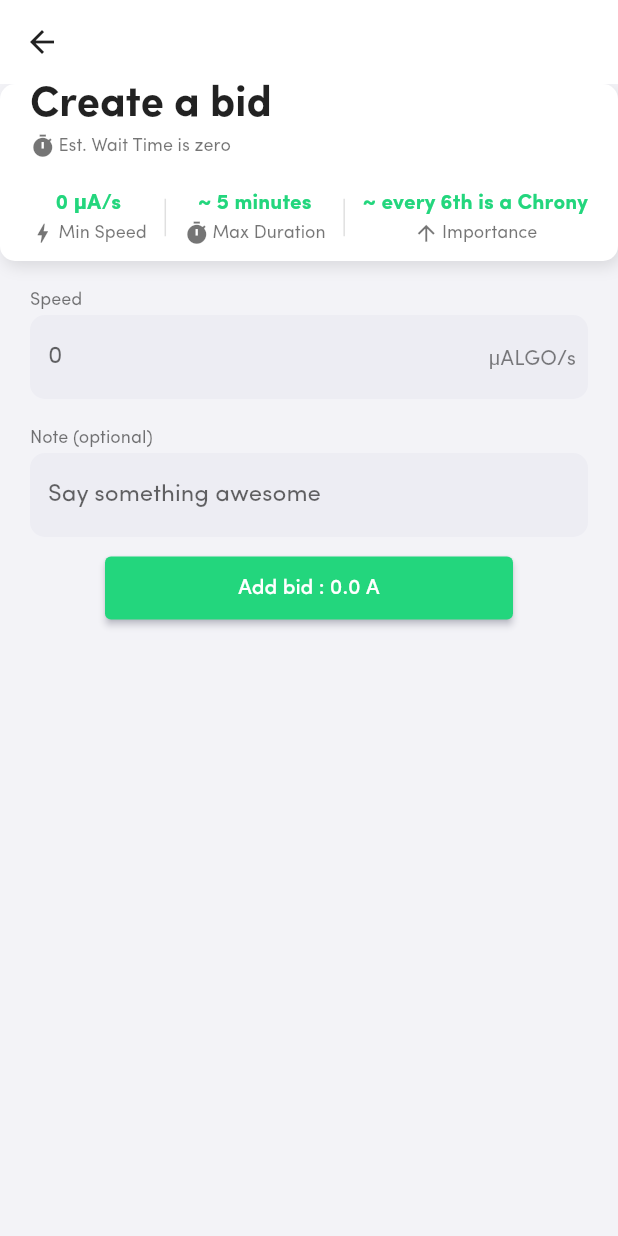
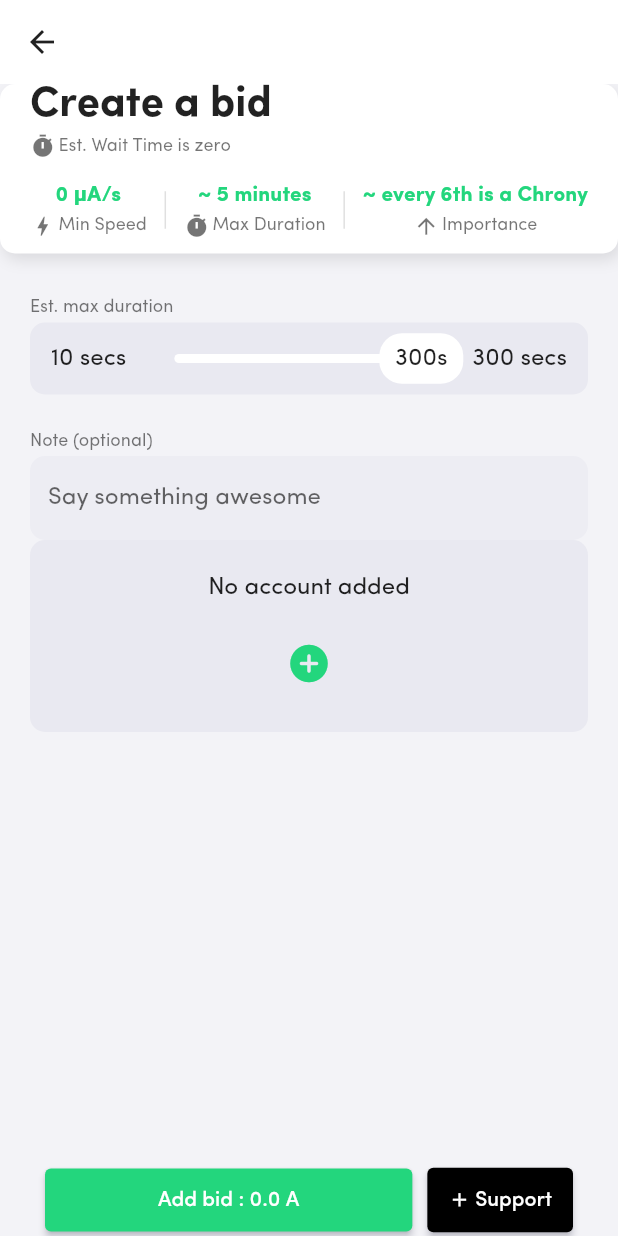
Before and after one commit to 2i2i/app_2i2i, a Flutter app: the CreateBidPage screen opened directly with empty values, on a phone screen of 412 x 824 dp. Run offline on Flutter 3.47's test engine with Material 2 defaults, Android fonts, the phone set to English and light mode, and no system bars; our stand-ins replace cached_network_image, cloud_firestore, cloud_functions, dio, equatable, expansion_tile_card and 12 more; missing offline and left inert: algorand_dart, animate_countdown_text, flutter_webrtc, flutterfire_ui, walletconnect_dart; accounts and stored records are empty; network calls fail.

Commit message:
add support

```diff
--- a/lib/ui/commons/custom_text_field.dart
+++ b/lib/ui/commons/custom_text_field.dart
@@ -7,13 +7,16 @@ class CustomTextField extends StatelessWidget {
   final Widget? suffixIcon;
   final ValueChanged<String>? onChanged;
   final TextEditingController? controller;
-
+  final AutovalidateMode? autovalidateMode;
+  final FormFieldValidator<String>? validator;
   const CustomTextField(
       {Key? key,
       required this.title,
       this.hintText,
       this.prefixIcon,
+      this.validator,
       this.suffixIcon,
+      this.autovalidateMode,
       this.controller, this.onChanged})
       : super(key: key);
 
@@ -30,6 +33,8 @@ class CustomTextField extends StatelessWidget {
         SizedBox(height: 4),
         TextFormField(
           controller: controller,
+          autovalidateMode: autovalidateMode,
+          validator: validator,
           autofocus: false,
           style: Theme.of(context)
               .textTheme
--- a/lib/ui/screens/create_bid/create_bid_page.dart
+++ b/lib/ui/screens/create_bid/create_bid_page.dart
@@ -64,8 +64,7 @@ class CreateBidPage extends ConsumerStatefulWidget {
   _CreateBidPageState createState() => _CreateBidPageState();
 }
 
-class _CreateBidPageState extends ConsumerState<CreateBidPage>
-    with SingleTickerProviderStateMixin {
+class _CreateBidPageState extends ConsumerState<CreateBidPage> with SingleTickerProviderStateMixin {
   AbstractAccount? account;
   Quantity amount = Quantity(num: 0, assetId: 0);
   Quantity speed = Quantity(num: 0, assetId: 0);
@@ -77,10 +76,14 @@ class _CreateBidPageState extends ConsumerState<CreateBidPage>
   int _minAccountBalance = 0;
   int _accountBalance = 0;
 
+  ValueNotifier<bool> isAddSupportVisible = ValueNotifier(false);
+  TextEditingController speedController = TextEditingController();
+
   @override
   void initState() {
     ref.read(myAccountPageViewModelProvider).initMethod();
     speed = Quantity(num: widget.B.rule.minSpeed, assetId: 0);
+    speedController.text = speed.num.toString();
     updateAccountBalance();
     super.initState();
   }
@@ -169,95 +172,16 @@ class _CreateBidPageState extends ConsumerState<CreateBidPage>
         crossAxisAlignment: CrossAxisAlignment.stretch,
         mainAxisSize: MainAxisSize.min,
         children: [
-          Container(
-            decoration: Custom.getBoxDecoration(context),
-            padding: const EdgeInsets.symmetric(horizontal: 20),
+          TopCard(minWait: calcWaitTime(), B: widget.B),
+          Expanded(
+            child: SingleChildScrollView(
+              padding: const EdgeInsets.symmetric(horizontal: 20, vertical: 20),
               child: Column(
                 crossAxisAlignment: CrossAxisAlignment.stretch,
                 children: [
-                Text(
-                  Strings().createABid,
-                  style: Theme.of(context).textTheme.headline5,
-                ),
-                SizedBox(height: 5),
-                Row(
-                  crossAxisAlignment: CrossAxisAlignment.center,
-                  children: [
-                    Icon(
-                      Icons.timer,
-                      size: 17,
-                      color: Theme.of(context).textTheme.caption?.color,
-                    ),
-                    SizedBox(width: 2),
-                    Text(
-                      'Est. Wait Time is ${calcWaitTime()}',
-                      style: Theme.of(context).textTheme.caption,
-                    ),
-                  ],
-                ),
-                SizedBox(height: 20),
-                UserRulesWidget(
-                  hangout: widget.B,
-                  onTapRules: null,
-                ),
-                SizedBox(height: 10),
-              ],
-            ),
-          ),
-          Expanded(
-            child: SingleChildScrollView(
-              padding: const EdgeInsets.symmetric(horizontal: 20, vertical: 15),
-              child: Column(
-                crossAxisAlignment: CrossAxisAlignment.stretch,
-                children: [
+
                   Padding(
-                    padding: const EdgeInsets.symmetric(vertical: 5),
-                    child: CustomTextField(
-                      title: Strings().speed,
-                      hintText: "0",
-                      suffixIcon: Row(
-                        mainAxisSize: MainAxisSize.min,
-                        crossAxisAlignment: CrossAxisAlignment.center,
-                        children: [
-                          Center(
-                            child: Text(
-                              '${Strings().algoSec}',
-                              style: Theme.of(context)
-                                  .textTheme
-                                  .subtitle2
-                                  ?.copyWith(
-                                    color: Theme.of(context)
-                                        .iconTheme
-                                        .color
-                                        ?.withOpacity(0.5),
-                                    fontWeight: FontWeight.normal,
-                                  ),
-                            ),
-                          ),
-                          SizedBox(width: 8)
-                        ],
-                      ),
-                      onChanged: (String value) {
-                        final num = int.tryParse(value) ?? 0;
-                        speed = Quantity(num: num, assetId: speed.assetId);
-                        update();
-                      },
-                    ),
-                  ),
-                  Padding(
-                    padding: const EdgeInsets.only(top: 15),
-                    child: CustomTextField(
-                      title: Strings().note,
-                      hintText: Strings().bidNote,
-                      onChanged: (String value) {
-                        comment = value;
-                      },
-                    ),
-                  ),
-                  Visibility(
-                    visible: speed.num != 0,
-                    child: Padding(
-                      padding: const EdgeInsets.only(top: 15),
+                    padding: const EdgeInsets.only(top: 10),
                     child: Column(
                       crossAxisAlignment: CrossAxisAlignment.start,
                       children: [
@@ -329,10 +253,19 @@ class _CreateBidPageState extends ConsumerState<CreateBidPage>
                       ],
                     ),
                   ),
+
+                  Padding(
+                    padding: const EdgeInsets.only(top: 15),
+                    child: CustomTextField(
+                      title: Strings().note,
+                      hintText: Strings().bidNote,
+                      onChanged: (String value) {
+                        comment = value;
+                      },
                     ),
-                  Visibility(
-                    visible: speed.num != 0,
-                    child: Container(
+                  ),
+
+                  Container(
                     constraints:
                         (myAccountPageViewModel.accounts?.length ?? 0) > 0
                             ? BoxConstraints(
@@ -414,12 +347,9 @@ class _CreateBidPageState extends ConsumerState<CreateBidPage>
                             ),
                           ),
                   ),
-                  ),
+
                   Visibility(
-                    visible: speed.num != 0 &&
-                        (myAccountPageViewModel.accounts?.isNotEmpty ?? false),
-                    child: Padding(
-                      padding: const EdgeInsets.all(8.0),
+                    visible: (myAccountPageViewModel.accounts?.isNotEmpty ?? false),
                     child: Row(
                       mainAxisAlignment: MainAxisAlignment.spaceBetween,
                       children: [
@@ -447,20 +377,130 @@ class _CreateBidPageState extends ConsumerState<CreateBidPage>
                       ],
                     ),
                   ),
+
+                  ValueListenableBuilder(
+                    valueListenable: isAddSupportVisible,
+                    builder: (BuildContext context, bool value, Widget? child) {
+                      if(value) {
+                        return Padding(
+                          padding: const EdgeInsets.only(top: 8,left: 10,right: 10),
+                          child: CustomTextField(
+                            autovalidateMode: AutovalidateMode.always,
+                            controller: speedController,
+                            title: Strings().speed,
+                            hintText: "0",
+                            suffixIcon: GestureDetector(
+                              onTap: (){
+                                isAddSupportVisible.value = false;
+                                resetSpeed();
+                              },
+                              child: Row(
+                                mainAxisSize: MainAxisSize.min,
+                                crossAxisAlignment: CrossAxisAlignment.center,
+                                children: [
+                                  Center(
+                                    child: Text(
+                                      '${Strings().algoSec}',
+                                      style: Theme
+                                          .of(context)
+                                          .textTheme
+                                          .subtitle2
+                                          ?.copyWith(
+                                        color: Theme.of(context).iconTheme.color,
+                                        fontWeight: FontWeight.normal,
                                       ),
-                  Padding(
-                    padding: const EdgeInsets.symmetric(
-                        horizontal: 50, vertical: 10),
-                    child: ElevatedButton(
-                      onPressed: isInsufficient() ? null : () => onAddBid(),
-                      child: Text(getConfirmSliderText()),
                                     ),
+                                  ),
+                                  SizedBox(width: 8),
+                                  ValueListenableBuilder(
+                                    valueListenable: isAddSupportVisible,
+                                    builder: (BuildContext context, bool value, Widget? child) {
+                                      if(value){
+                                        return child!;
+                                      }
+                                      return Container();
+                                    },
+                                    child: Padding(
+                                      padding: EdgeInsets.only(right: 8.0),
+                                      child: Icon(Icons.remove_circle,color: Theme.of(context).iconTheme.color),
+                                    ),
+                                  ),
+                                ],
+                              ),
+                            ),
+                            onChanged: (String value) {
+                              final num = int.tryParse(value) ?? 0;
+                              if(num >= widget.B.rule.minSpeed) {
+                                speed =
+                                    Quantity(num: num, assetId: speed.assetId);
+                                update();
+                              }
+                            },
+                            validator: (value){
+                              int num = int.tryParse(value??'')??0;
+                              if(num < widget.B.rule.minSpeed){
+                                return 'Min speed is ${widget.B.rule.minSpeed}';
+                              }
+                            },
+                          ),
+                        );
+                      }
+                      return Visibility(
+                        visible: false,
+                        child: TextButton.icon(
+                          style: TextButton.styleFrom(
+                              primary: Theme.of(context).colorScheme.secondary
+                          ),
+                          icon: Icon(Icons.bolt),
+                          label: Text('Add Support'), onPressed: () {  isAddSupportVisible.value = true;},
+                        ),
+                      );
+                    },
                   ),
                 ],
               ),
             ),
           ),
         ],
+      ),
+      bottomNavigationBar: Padding(
+        padding: const EdgeInsets.symmetric(horizontal: 30),
+        child: Row(
+          children: [
+            Expanded(
+              child: ElevatedButton(
+                onPressed: isInsufficient() ? null : () => onAddBid(),
+                child: Text(getConfirmSliderText()),
+              ),
+            ),
+            ValueListenableBuilder(
+            valueListenable: isAddSupportVisible,
+              builder: (BuildContext context, bool value, Widget? child) {
+                return Visibility(
+                  visible: !value,
+                  child: Padding(
+                    padding: const EdgeInsets.only(left:10.0),
+                    child: ElevatedButton(
+                      style: ElevatedButton.styleFrom(
+                        primary: Colors.black,
+                      ),
+                      onPressed: (){
+                        isAddSupportVisible.value = !isAddSupportVisible.value;
+                      },
+                      child: Row(
+                        children: [
+                          Icon(Icons.add,size: 15,),
+                          SizedBox(width: 3),
+                          Text('Support'),
+                        ],
+                      ),
+                    ),
+                  ),
+                );
+              },
+            ),
+          ],
+        ),
       ),
     );
   }
@@ -515,6 +555,58 @@ class _CreateBidPageState extends ConsumerState<CreateBidPage>
       bidComment: comment,
     );
     CustomDialogs.loader(false, context);
+  }
+
+  void resetSpeed() {
+    speed = Quantity(num: widget.B.rule.minSpeed, assetId: 0);
+    speedController.text = speed.num.toString();
+    updateAccountBalance();
+  }
+}
+
+class TopCard extends StatelessWidget {
+  final String minWait;
+  final Hangout B;
+
+  const TopCard({Key? key, required this.minWait, required this.B}) : super(key: key);
+
+  @override
+  Widget build(BuildContext context) {
+    return Container(
+      decoration: Custom.getBoxDecoration(context),
+      padding: const EdgeInsets.symmetric(horizontal: 20),
+      child: Column(
+        crossAxisAlignment: CrossAxisAlignment.stretch,
+        children: [
+          Text(
+            Strings().createABid,
+            style: Theme.of(context).textTheme.headline5,
+          ),
+          SizedBox(height: 5),
+          Row(
+            crossAxisAlignment: CrossAxisAlignment.center,
+            children: [
+              Icon(
+                Icons.timer,
+                size: 17,
+                color: Theme.of(context).textTheme.caption?.color,
+              ),
+              SizedBox(width: 2),
+              Text(
+                'Est. Wait Time is $minWait',
+                style: Theme.of(context).textTheme.caption,
+              ),
+            ],
+          ),
+          SizedBox(height: 15),
+          UserRulesWidget(
+            hangout: B,
+            onTapRules: null,
+          ),
+          SizedBox(height: 10),
+        ],
+      ),
+    );
   }
 }
 
```
Lines whose indentation alone changed are shown as unchanged.
